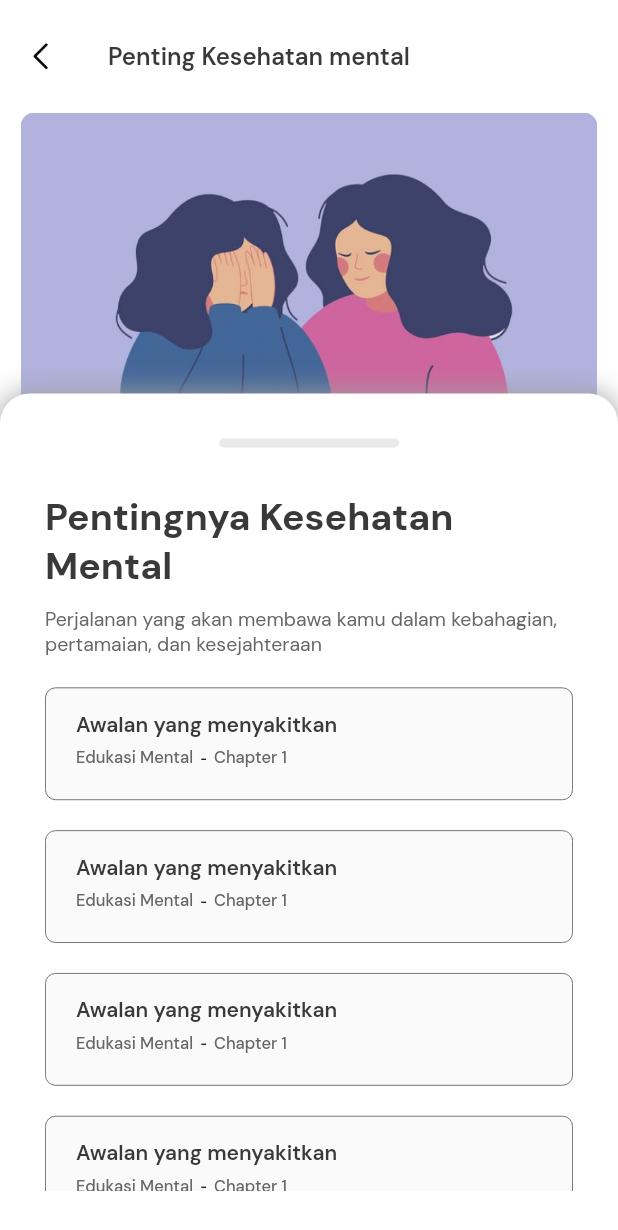
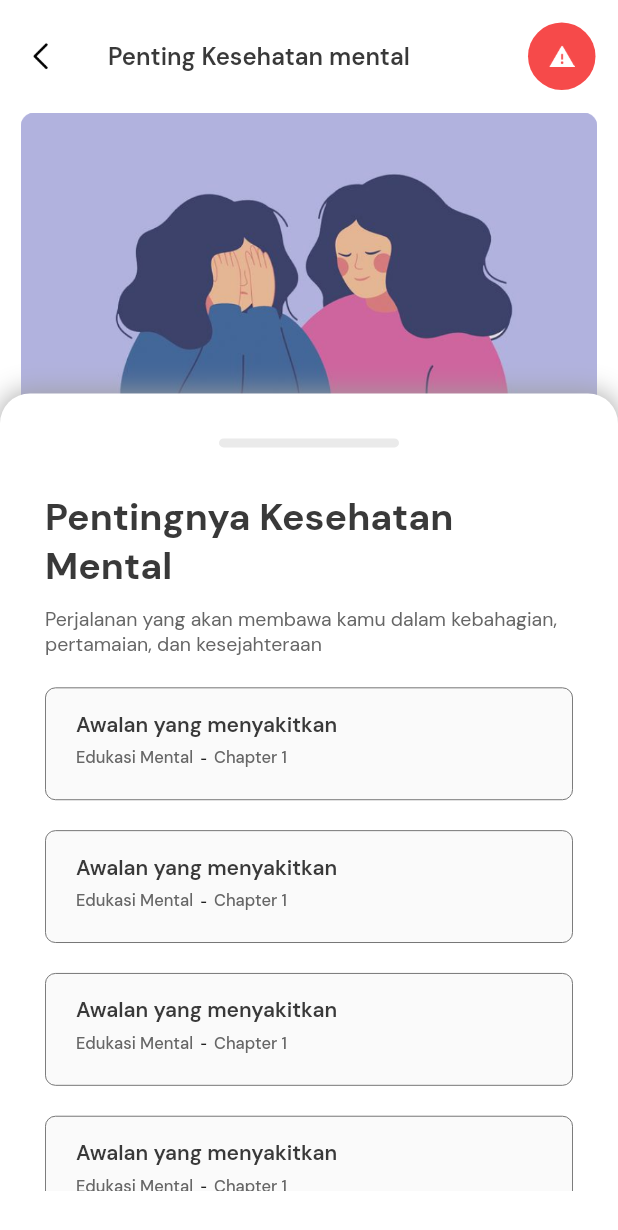
Before and after one commit to nestiawanfyan18/Lucely_Apps, a Flutter app: the EducationPage screen opened directly, after a tap on "Pentingnya Kesehatan Mental", on a phone screen of 412 x 824 dp. Shown: the top 1230 px of the screen. Run offline on Flutter 3.47's test engine with Material 2 defaults, Android fonts, the phone set to English and light mode, and no system bars; our stand-ins replace flutter_screenutil, google_fonts; missing offline and left inert: flutter_statusbarcolor_ns.

Commit message:
add component emergency button

```diff
--- a/lib/component.dart
+++ b/lib/component.dart
@@ -149,3 +149,33 @@ class IconButtonBackApps extends StatelessWidget {
     );
   }
 }
+
+class EmergencyButtonAppbar extends StatelessWidget {
+  const EmergencyButtonAppbar({Key? key}) : super(key: key);
+
+  @override
+  Widget build(BuildContext context) {
+    return Container(
+      width: 45,
+      height: 50,
+      margin: EdgeInsets.symmetric(
+        vertical: 15,
+        horizontal: 15,
+      ),
+      padding: EdgeInsets.all(6),
+      child: IconButton(
+        onPressed: () {
+          Navigator.pushNamed(context, '/emergency');
+        },
+        icon: Image.asset(
+          "assets/images/alert_icon.png",
+          width: 30,
+        ),
+      ),
+      decoration: BoxDecoration(
+        color: alertColor,
+        borderRadius: BorderRadius.circular(100),
+      ),
+    );
+  }
+}
--- a/lib/pages/homes/education_page.dart
+++ b/lib/pages/homes/education_page.dart
@@ -51,26 +51,7 @@ class EducationPage extends StatelessWidget {
         elevation: 0,
         // leading: IconButtonBackApps(route: '/home'),
         actions: [
-          Container(
-            width: 45,
-            height: 50,
-            margin: EdgeInsets.symmetric(
-              vertical: 15,
-              horizontal: 15,
-            ),
-            padding: EdgeInsets.all(5),
-            child: IconButton(
-              onPressed: () {},
-              icon: Image.asset(
-                "assets/images/alert_icon.png",
-                width: 30,
-              ),
-            ),
-            decoration: BoxDecoration(
-              color: alertColor,
-              borderRadius: BorderRadius.circular(100),
-            ),
-          )
+          EmergencyButtonAppbar(),
         ],
       ),
       body: Container(
--- a/lib/pages/homes/education_pages/list_Education_page.dart
+++ b/lib/pages/homes/education_pages/list_Education_page.dart
@@ -21,6 +21,9 @@ class ListEducationPage extends StatelessWidget {
           ),
         ),
         leading: IconButtonBackApps(),
+        actions: [
+          EmergencyButtonAppbar(),
+        ],
       ),
       body: SizedBox.expand(
         child: Stack(
```
Also changed, not shown: lib/pages/homes/home_page.dart (+2 -22 lines).
